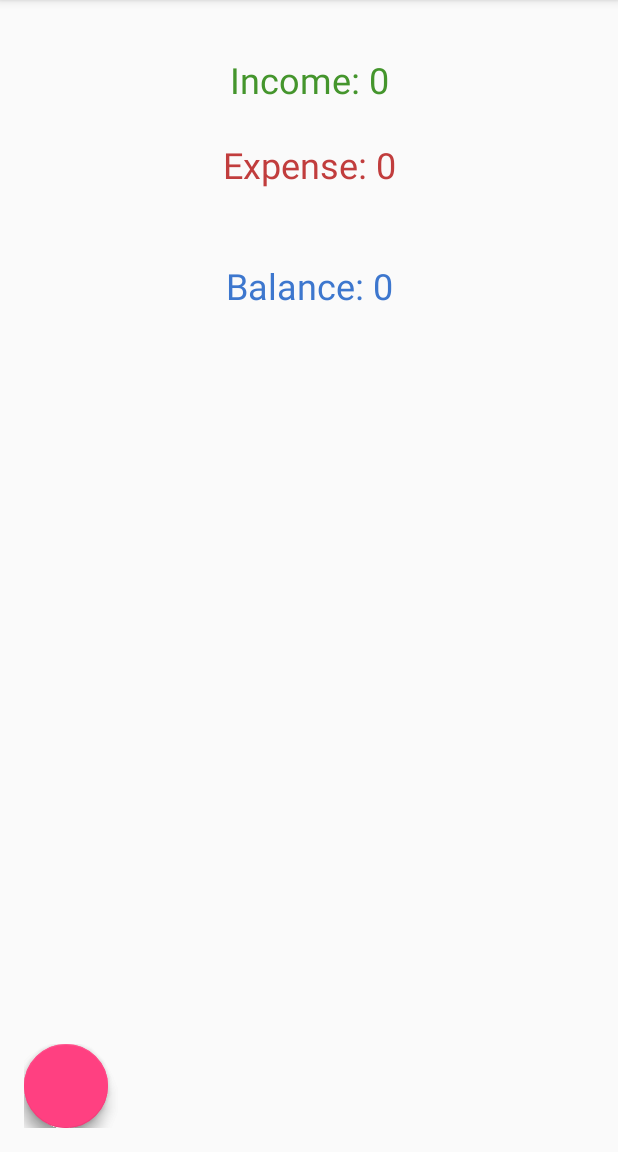
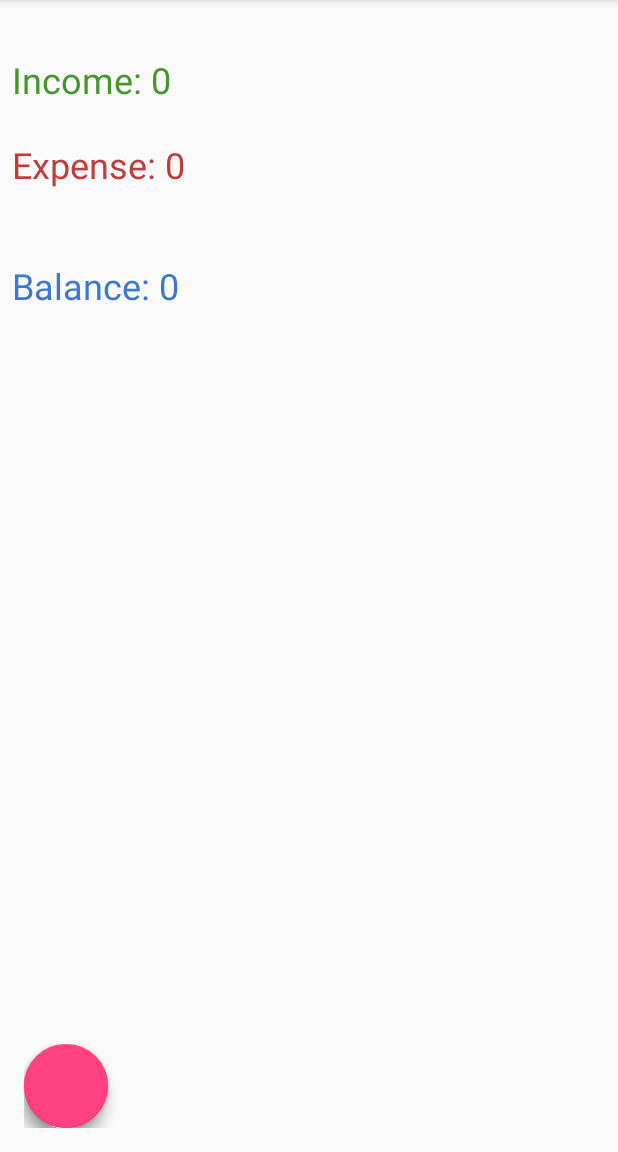
Before and after one commit to aleksanderwozniak/piggify-me, an Android app: the screen it shows after launch (MainActivity), on a phone screen of 412 x 824 dp, the part 84-1236 px from its top. Run offline under Robolectric (Android 15) with nearby library versions, the phone set to English and light mode, and no system bars; plain views replace FloatingActionButton, FloatingActionsMenu.

Commit message:
Overall app polish

```diff
--- a/app/src/main/java/com/olq/piggifyme/mainscreen/MainFragment.kt
+++ b/app/src/main/java/com/olq/piggifyme/mainscreen/MainFragment.kt
@@ -40,7 +40,9 @@ class MainFragment : Fragment(), MainScreenContract.View {
         val alertLayout = layoutInflater.inflate(R.layout.dialog_layout, null) as View
         val mValueEditText = alertLayout.find<EditText>(R.id.editText)
 
-        alert ("Enter amount of cash", dialogType.toString()) {
+        val title = if (dialogType == (DialogType.DIALOG_INCOME)) "New income" else "New expense"
+
+        alert ("Enter amount of cash", title = title) {
             customView = alertLayout
             yesButton {
                 presenter.onNewItemAdded(dialogType, mValueEditText.text.toString())
--- a/app/src/main/java/com/olq/piggifyme/mainscreen/MainPresenter.kt
+++ b/app/src/main/java/com/olq/piggifyme/mainscreen/MainPresenter.kt
@@ -13,6 +13,10 @@ class MainPresenter(val mainView: MainScreenContract.View,
 
 
     override fun start() {
+        updateViews()
+    }
+
+    private fun updateViews() {
         mainView.updateIncomeView(model.incomeValue)
         mainView.updateExpenseView(model.expenseValue)
         mainView.updateBalanceView(model.calculateBalance())
@@ -52,4 +56,9 @@ class MainPresenter(val mainView: MainScreenContract.View,
             mainView.updateBalanceView(model.calculateBalance())
         }
     }
+
+    override fun onResetClick() {
+        model.resetData()
+        updateViews()
+    }
 }
--- a/app/src/main/java/com/olq/piggifyme/mainscreen/MainScreenContract.kt
+++ b/app/src/main/java/com/olq/piggifyme/mainscreen/MainScreenContract.kt
@@ -18,5 +18,6 @@ interface MainScreenContract {
     interface Presenter : BasePresenter {
         fun onFABItemClick(dialogType: DialogType)
         fun onNewItemAdded(dialogType: DialogType, amount: String)
+        fun onResetClick()
     }
 }
--- a/app/src/main/java/com/olq/piggifyme/mainscreen/Model.kt
+++ b/app/src/main/java/com/olq/piggifyme/mainscreen/Model.kt
@@ -9,4 +9,9 @@ class Model {
     var expenseValue = 0
 
     fun calculateBalance() = incomeValue - expenseValue
+
+    fun resetData() {
+        incomeValue = 0
+        expenseValue = 0
+    }
 }
--- a/app/src/main/res/layout/fragment_main.xml
+++ b/app/src/main/res/layout/fragment_main.xml
@@ -8,21 +8,25 @@
 
     <TextView
         android:id="@+id/mIncomeTextView"
-        android:layout_width="wrap_content"
+        android:layout_width="0dp"
         android:layout_height="wrap_content"
+        android:layout_marginEnd="8dp"
+        android:layout_marginStart="8dp"
         android:text="@string/income_text"
         android:textColor="@color/colorGreen"
         android:textSize="@dimen/text_size"
         app:layout_constraintBottom_toBottomOf="parent"
-        app:layout_constraintLeft_toLeftOf="parent"
-        app:layout_constraintRight_toRightOf="parent"
+        app:layout_constraintEnd_toEndOf="parent"
+        app:layout_constraintStart_toStartOf="parent"
         app:layout_constraintTop_toTopOf="parent"
         app:layout_constraintVertical_bias="0.05" />
 
     <TextView
         android:id="@+id/mExpenseTextView"
-        android:layout_width="wrap_content"
+        android:layout_width="0dp"
         android:layout_height="wrap_content"
+        android:layout_marginEnd="8dp"
+        android:layout_marginStart="8dp"
         android:layout_marginTop="24dp"
         android:text="@string/expense_text"
         android:textColor="@color/colorRed"
@@ -33,8 +37,10 @@
 
     <TextView
         android:id="@+id/mBalanceTextView"
-        android:layout_width="wrap_content"
+        android:layout_width="0dp"
         android:layout_height="wrap_content"
+        android:layout_marginEnd="8dp"
+        android:layout_marginStart="8dp"
         android:layout_marginTop="48dp"
         android:text="@string/balance_text"
         android:textColor="@color/colorPrimary"
```
Also changed, not shown: app/src/main/java/com/olq/piggifyme/mainscreen/MainActivity.kt (+6 -1 lines).
